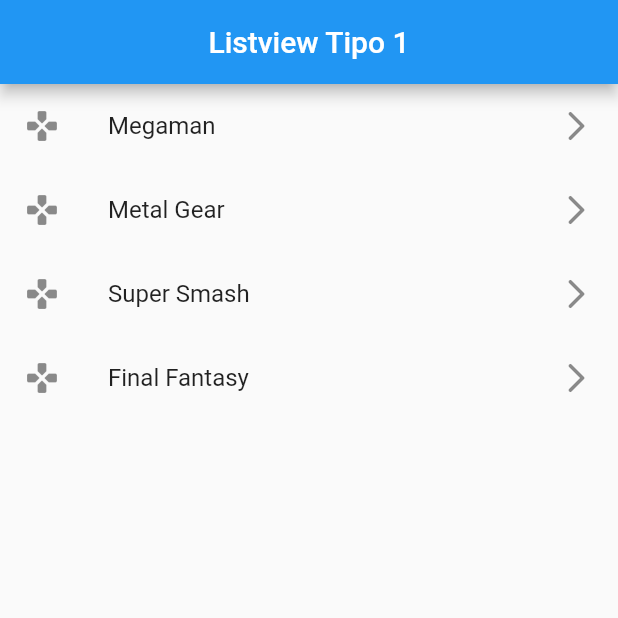
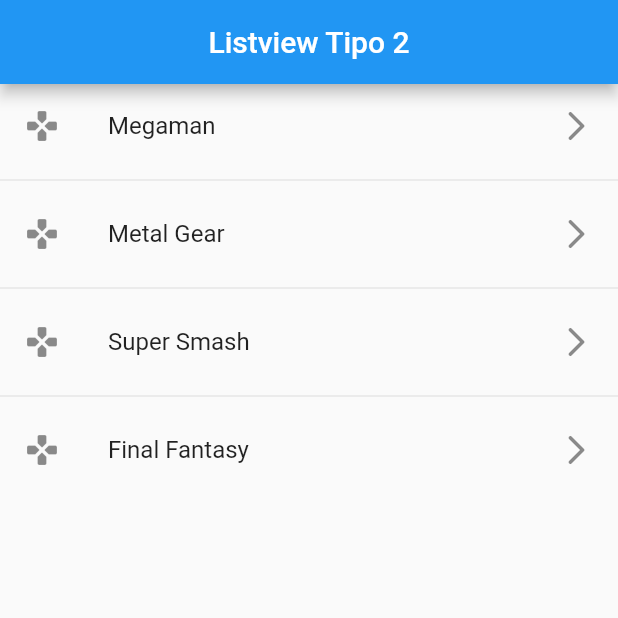
Before and after one commit to clatorrep/flutter_udemy, a Flutter app: the screen it shows after launch, on a phone screen of 412 x 824 dp, the top half of it. Run offline on Flutter 3.47's test engine with Material 2 defaults, Android fonts, the light colour scheme and no system bars.

Commit message:
CREATE LISTVIEW 2 - duplicate the listview 1 - use .separated to have the line that divide evere item

```diff
--- a/lib/main.dart
+++ b/lib/main.dart
@@ -1,5 +1,6 @@
-import 'package:fl_comp/screen/listview1_screen.dart';
 import 'package:flutter/material.dart';
+
+import 'package:fl_comp/screen/listview2_screen.dart';
 
 void main() => runApp(const MyApp());
 
@@ -11,7 +12,7 @@
     return const MaterialApp(
       debugShowCheckedModeBanner: false,
       title: 'Material App',
-      home: Listview1Screen(),
+      home: Listview2Screen(),
     );
   }
 }
--- /dev/null
+++ b/lib/screen/listview2_screen.dart
@@ -0,0 +1,28 @@
+import 'package:flutter/material.dart';
+
+class Listview2Screen extends StatelessWidget {
+  final games = const ['Megaman', 'Metal Gear', 'Super Smash', 'Final Fantasy'];
+  const Listview2Screen({Key? key}) : super(key: key);
+
+  @override
+  Widget build(BuildContext context) {
+    return Scaffold(
+      appBar: AppBar(
+        title: const Center(
+          child: Text('Listview Tipo 2'),
+        ),
+      ),
+
+      // ListView.builder() doesn't have separatorBuilder
+      body: ListView.separated(
+        itemBuilder: (context, index) => ListTile(
+          title: Text(games[index]),
+          leading: const Icon(Icons.gamepad_rounded),
+          trailing: const Icon(Icons.arrow_forward_ios_rounded),
+        ),
+        separatorBuilder: (_, __) => const Divider(),
+        itemCount: games.length,
+      ),
+    );
+  }
+}
```
